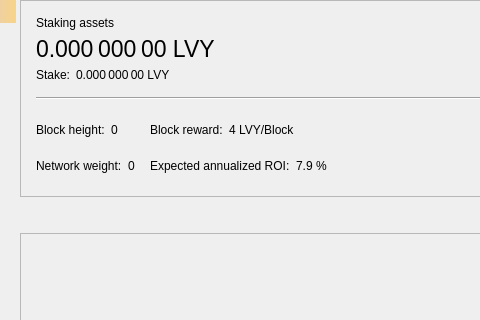
Above: src/qt/forms/stakepage.ui from AlveyCoin/Alvey-Core before the change; both pictures show x 0 to 480 and y 0 to 320 of the 714 by 450 pixel window. Below: the same form after it.
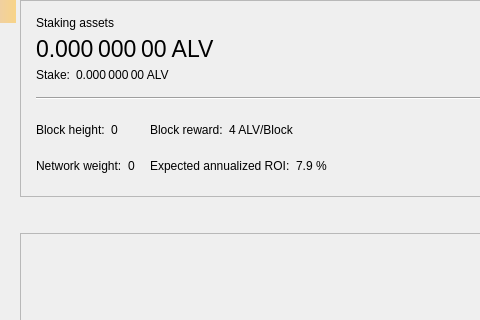
That is the form after the change. Custom widgets are drawn as their Qt base class.

Diff of the .ui file:
```diff
--- a/src/qt/forms/stakepage.ui
+++ b/src/qt/forms/stakepage.ui
@@ -69,7 +69,7 @@
            <string>Your current spendable balance</string>
           </property>
           <property name="text">
-           <string notr="true">0.000 000 00 LVY</string>
+           <string notr="true">0.000 000 00 ALV</string>
           </property>
           <property name="alignment">
            <set>Qt::AlignLeading|Qt::AlignLeft|Qt::AlignVCenter</set>
@@ -126,7 +126,7 @@
           <item>
            <widget class="QLabel" name="labelStake">
             <property name="text">
-             <string>0.000 000 00 LVY</string>
+             <string>0.000 000 00 ALV</string>
             </property>
             <property name="alignment">
              <set>Qt::AlignLeading|Qt::AlignLeft|Qt::AlignVCenter</set>
@@ -258,7 +258,7 @@
           <item>
            <widget class="QLabel" name="labelReward">
             <property name="text">
-             <string>4 LVY/Block</string>
+             <string>4 ALV/Block</string>
             </property>
             <property name="alignment">
              <set>Qt::AlignLeading|Qt::AlignLeft|Qt::AlignVCenter</set>
```
